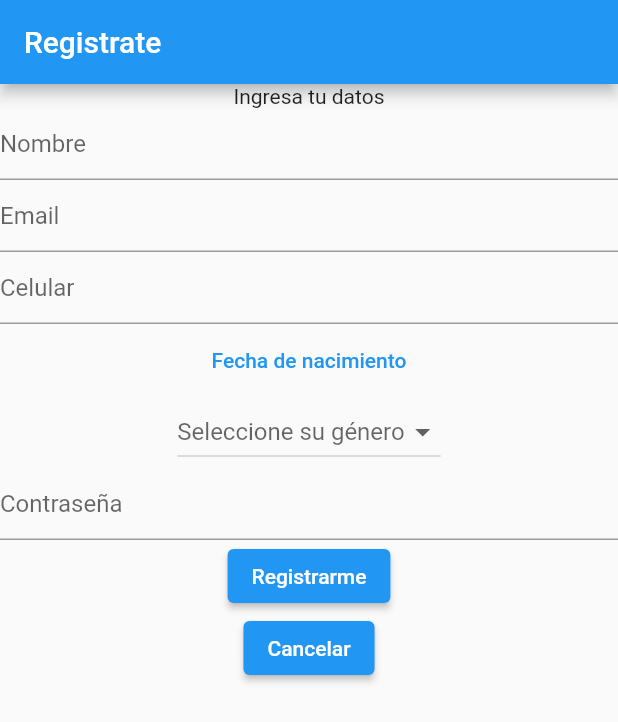
After one commit to GabrielGomez9898/Tesis-2022-10, a Flutter app: the screen it shows after launch, after a tap on "Crear cuenta", on a phone screen of 412 x 824 dp. The commit adds this screen. Shown: the top 722 px of the screen. Run offline on Flutter 3.47's test engine with Material 2 defaults, Android fonts, the phone set to English and light mode, and no system bars; our stand-ins replace cloud_firestore, firebase_auth, firebase_core, flutter_datetime_picker; accounts and stored records are empty; network calls fail.

Commit message:
User registration, login update and class diagram updates

```diff
--- a/App/vision_civil/lib/src/screens/login.dart
+++ b/App/vision_civil/lib/src/screens/login.dart
@@ -1,6 +1,7 @@
 import 'package:firebase_auth/firebase_auth.dart';
 import 'package:flutter/material.dart';
 import 'package:vision_civil/src/screens/home.dart';
+import 'package:vision_civil/src/screens/register.dart';
 
 class Login extends StatefulWidget {
   @override
@@ -23,7 +24,7 @@ class _LoginScreenState extends State<Login> {
             padding: const EdgeInsets.all(8.0),
             child: TextField(
               keyboardType: TextInputType.emailAddress,
-              decoration: InputDecoration(hintText: 'email'),
+              decoration: InputDecoration(hintText: 'Email'),
               onChanged: (value) {
                 setState(() {
                   _email = value.trim();
@@ -35,7 +36,7 @@ class _LoginScreenState extends State<Login> {
             padding: const EdgeInsets.all(8.0),
             child: TextField(
               obscureText: true,
-              decoration: InputDecoration(hintText: 'password'),
+              decoration: InputDecoration(hintText: 'Contraseña'),
               onChanged: (value) {
                 setState(() {
                   _password = value.trim();
@@ -47,17 +48,15 @@ class _LoginScreenState extends State<Login> {
             mainAxisAlignment: MainAxisAlignment.spaceAround,
             children: [
               ElevatedButton(
-                  child: Text('Sign in'),
+                  child: Text('Iniciar Sesión'),
                   onPressed: () {
                     signIn(auth, _email, _password, context);
                   }),
               ElevatedButton(
-                  child: Text('Sign up'),
+                  child: Text('Crear cuenta'),
                   onPressed: () {
-                    auth.createUserWithEmailAndPassword(
-                        email: _email, password: _password);
                     Navigator.of(context).pushReplacement(
-                        MaterialPageRoute(builder: (context) => HomePage()));
+                        MaterialPageRoute(builder: (context) => Register()));
                   })
             ],
           ),
--- /dev/null
+++ b/App/vision_civil/lib/src/screens/register.dart
@@ -0,0 +1,127 @@
+import 'package:firebase_auth/firebase_auth.dart';
+import 'package:flutter/material.dart';
+import 'package:vision_civil/src/screens/home.dart';
+import 'package:vision_civil/src/screens/login.dart';
+import 'package:flutter_datetime_picker/flutter_datetime_picker.dart';
+import 'package:cloud_firestore/cloud_firestore.dart';
+
+class Register extends StatefulWidget {
+  @override
+  _RegisterState createState() => _RegisterState();
+}
+
+class _RegisterState extends State<Register> {
+  final auth = FirebaseAuth.instance;
+  CollectionReference users = FirebaseFirestore.instance.collection('users');
+  String _email = "",
+      _name = "",
+      _birthDate = "",
+      _gender = "",
+      _password = "",
+      _listView = "Seleccione su género",
+      _dateView = "Fecha de nacimiento";
+  double _phone = 0;
+
+  var _genders = ["Masculino", "Femenino"];
+
+  @override
+  Widget build(BuildContext context) {
+    return Scaffold(
+      appBar: AppBar(
+        title: Text("Registrate"),
+      ),
+      body: Column(
+        children: [
+          Text("Ingresa tu datos"),
+          TextField(
+            keyboardType: TextInputType.name,
+            decoration: InputDecoration(hintText: 'Nombre'),
+            onChanged: (value) {
+              setState(() {
+                _name = value.trim();
+              });
+            },
+          ),
+          TextField(
+            keyboardType: TextInputType.emailAddress,
+            decoration: InputDecoration(hintText: 'Email'),
+            onChanged: (value) {
+              setState(() {
+                _email = value.trim();
+              });
+            },
+          ),
+          TextField(
+            keyboardType: TextInputType.phone,
+            decoration: InputDecoration(hintText: 'Celular'),
+            onChanged: (value) {
+              setState(() {
+                _phone = double.parse(value.trim());
+              });
+            },
+          ),
+          TextButton(
+              onPressed: () {
+                DatePicker.showDatePicker(context,
+                    showTitleActions: true,
+                    minTime: DateTime(1930, 3, 5),
+                    maxTime: DateTime(2019, 6, 7),
+                    onChanged: (date) {}, onConfirm: (date) {
+                  setState(() {
+                    _dateView = date.toString();
+                  });
+                }, currentTime: DateTime.now(), locale: LocaleType.es);
+              },
+              child: Text(_dateView)),
+          DropdownButton(
+            items: _genders.map((String gender) {
+              return DropdownMenuItem(child: Text(gender), value: gender);
+            }).toList(),
+            onChanged: (_value) {
+              setState(() {
+                _gender = _value.toString();
+                _listView = _gender;
+              });
+            },
+            hint: Text(_listView),
+          ),
+          TextField(
+            obscureText: true,
+            decoration: InputDecoration(hintText: 'Contraseña'),
+            onChanged: (value) {
+              setState(() {
+                _password = value.trim();
+              });
+            },
+          ),
+          ElevatedButton(
+              child: Text('Registrarme'),
+              onPressed: () {
+                auth.createUserWithEmailAndPassword(
+                    email: _email, password: _password);
+                users
+                    .add({
+                      'name': _name,
+                      'email': _email,
+                      'phone': _phone,
+                      'birth_date': _birthDate,
+                      'gender': _gender,
+                      'role': "CIUDADANO"
+                    })
+                    .then((value) => print("Usuario agregado"))
+                    .catchError(
+                        (error) => print("Error al crear el usuario: $error"));
+                Navigator.of(context).pushReplacement(
+                    MaterialPageRoute(builder: (context) => HomePage()));
+              }),
+          ElevatedButton(
+              child: Text('Cancelar'),
+              onPressed: () {
+                Navigator.of(context).pushReplacement(
+                    MaterialPageRoute(builder: (context) => Login()));
+              }),
+        ],
+      ),
+    );
+  }
+}
--- a/App/vision_civil/pubspec.yaml
+++ b/App/vision_civil/pubspec.yaml
@@ -32,6 +32,10 @@ dependencies:
   # The following adds the Cupertino Icons font to your application.
   # Use with the CupertinoIcons class for iOS style icons.
   cupertino_icons: ^1.0.2
+  flutter_datetime_picker:
+    git:
+      url: https://github.com/Realank/flutter_datetime_picker.git
+      ref: master
 
 dev_dependencies:
   flutter_test:
```
Also changed, not shown: App/vision_civil/pubspec.lock, 1 other file.
